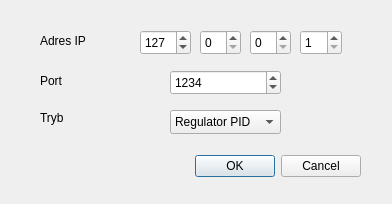
The window that dialogsiec.ui (jakgondzik/UAR-sieciowy) describes before a commit, drawn with Qt 5.
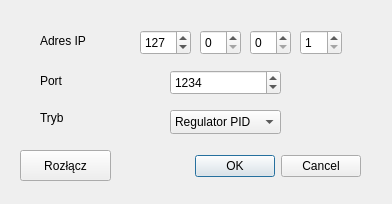
The same window after the commit.

The edit to the form file:
```diff
--- a/dialogsiec.ui
+++ b/dialogsiec.ui
@@ -165,6 +165,19 @@
     <number>255</number>
    </property>
   </widget>
+  <widget class="QPushButton" name="btnRozlacz">
+   <property name="geometry">
+    <rect>
+     <x>20</x>
+     <y>150</y>
+     <width>91</width>
+     <height>31</height>
+    </rect>
+   </property>
+   <property name="text">
+    <string>Rozłącz</string>
+   </property>
+  </widget>
  </widget>
  <resources/>
  <connections>
```
